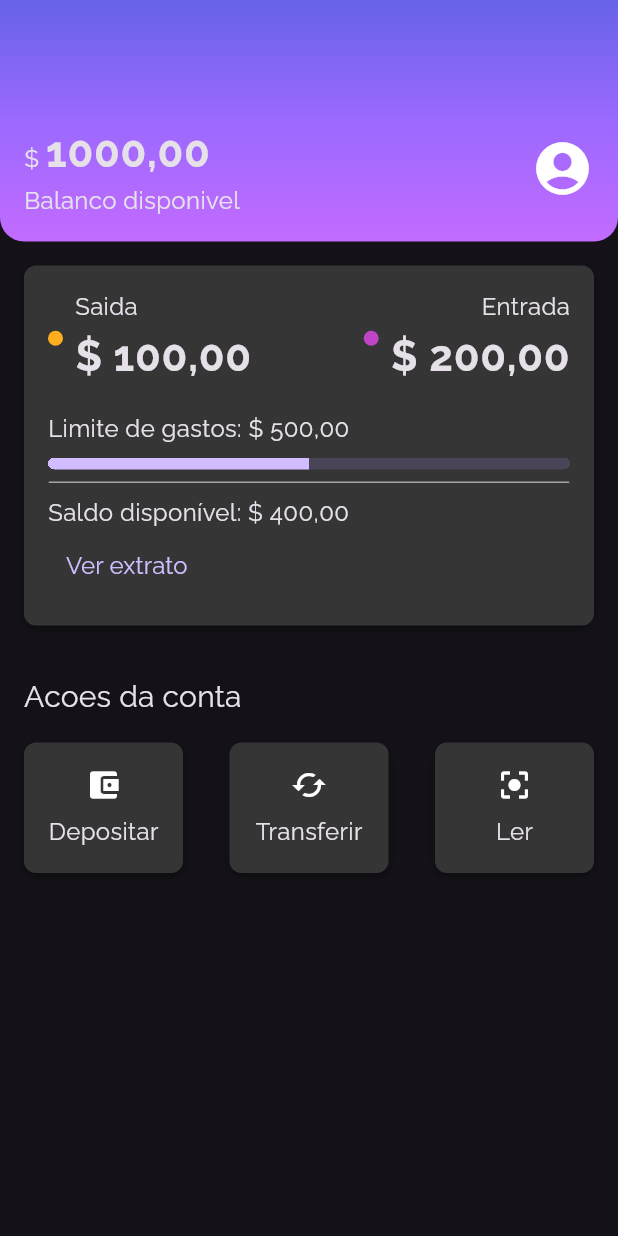
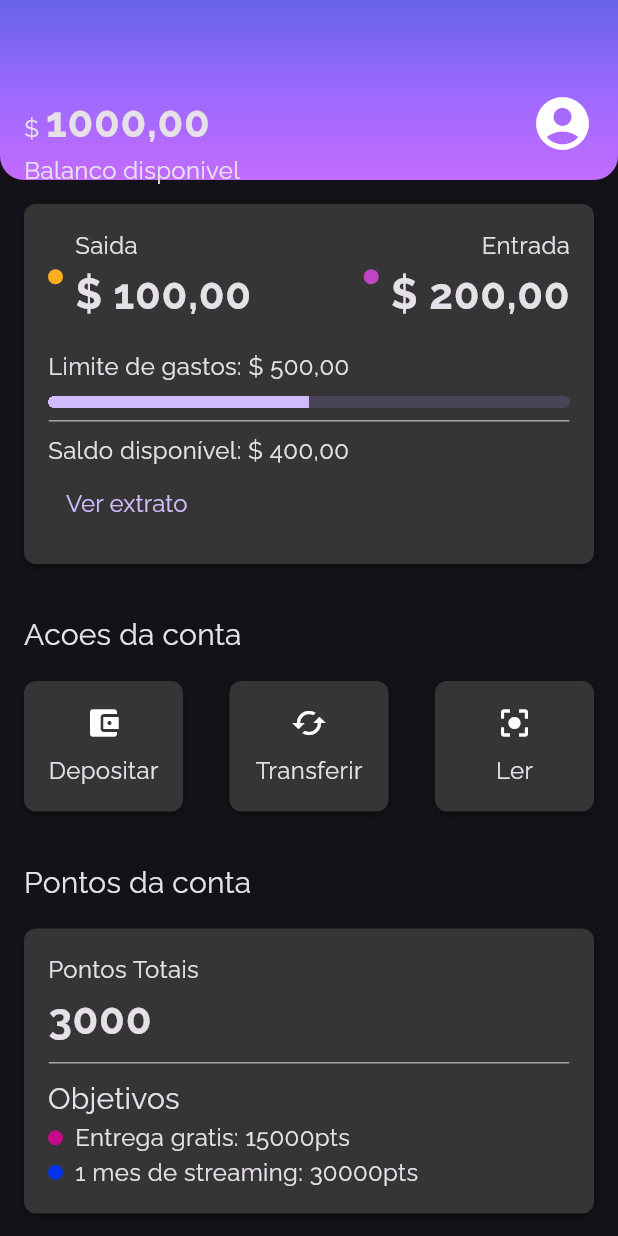
Before and after one commit to alandlan/alubank, a Flutter app: the screen it shows after launch, on a phone screen of 412 x 824 dp. Run offline on Flutter 3.47's test engine with Material 3 defaults, Android fonts, the phone set to English and light mode, and no system bars.

Commit message:
ajust header

```diff
--- /dev/null
+++ b/alubank/lib/components/sections/account_points.dart
@@ -0,0 +1,69 @@
+import 'package:alubank/components/box_card.dart';
+import 'package:alubank/components/color_dot.dart';
+import 'package:alubank/components/content_division.dart';
+import 'package:alubank/themes/theme_colors.dart';
+import 'package:flutter/material.dart';
+
+class AccountPoints extends StatelessWidget {
+  const AccountPoints({super.key});
+
+  @override
+  Widget build(BuildContext context) {
+    return Padding(
+      padding: const EdgeInsets.all(16.0),
+      child: Column(
+        crossAxisAlignment: CrossAxisAlignment.start,
+        children: [
+          Padding(
+            padding: const EdgeInsets.only(bottom: 16),
+            child: Text(
+              'Pontos da conta',
+              style: Theme.of(context).textTheme.titleMedium,
+            ),
+          ),
+          BoxCard(boxContent: _AccountPointContent())
+        ],
+      ),
+    );
+  }
+}
+
+class _AccountPointContent extends StatelessWidget {
+  const _AccountPointContent({super.key});
+
+  @override
+  Widget build(BuildContext context) {
+    return Column(
+      crossAxisAlignment: CrossAxisAlignment.start,
+      children: [
+        Text('Pontos Totais'),
+        Text('3000', style: Theme.of(context).textTheme.bodyLarge),
+        Padding(
+          padding: const EdgeInsets.only(top: 8, bottom: 8),
+          child: ContentDivision(),
+        ),
+        Text('Objetivos', style: Theme.of(context).textTheme.titleMedium),
+        Row(
+          mainAxisAlignment: MainAxisAlignment.start,
+          children: [
+            Padding(
+              padding: const EdgeInsets.only(right: 8),
+              child: ColorDot(color: ThemeColors.recentActivity['delivery']),
+            ),
+            Text('Entrega gratis: 15000pts', style: Theme.of(context).textTheme.bodyMedium),
+          ],
+        ),
+        Row(
+          mainAxisAlignment: MainAxisAlignment.start,
+          children: [
+            Padding(
+              padding: const EdgeInsets.only(right: 8),
+              child: ColorDot(color: ThemeColors.recentActivity['streaming']),
+            ),
+            Text('1 mes de streaming: 30000pts', style: Theme.of(context).textTheme.bodyMedium),
+          ],
+        )
+      ],
+    );
+  }
+}
--- a/alubank/lib/components/sections/header.dart
+++ b/alubank/lib/components/sections/header.dart
@@ -19,11 +19,12 @@ class Header extends StatelessWidget {
         ),
       ),
       child: Padding(
-        padding: const EdgeInsets.fromLTRB(16, 80, 16, 16),
+        padding: const EdgeInsets.fromLTRB(16, 60, 16, 16),
         child: Row(
           mainAxisAlignment: MainAxisAlignment.spaceBetween,
           children: [
             Column(
+              mainAxisAlignment: MainAxisAlignment.center,
               crossAxisAlignment: CrossAxisAlignment.start,
               children: [
                 // Text('\$ 1000,00',style: TextStyle(fontSize: 28,fontWeight: FontWeight.bold),),
--- a/alubank/lib/screens/home.dart
+++ b/alubank/lib/screens/home.dart
@@ -1,3 +1,4 @@
+import 'package:alubank/components/sections/account_points.dart';
 import 'package:alubank/components/sections/account_sections.dart';
 import 'package:alubank/components/sections/header.dart';
 import 'package:alubank/components/sections/recent_activity.dart';
@@ -8,14 +9,28 @@ class Home extends StatelessWidget {
 
   @override
   Widget build(BuildContext context) {
-    return const Scaffold(
-      body: Column(
-        children: <Widget>[
-          Header(),
+    return Scaffold(
+      appBar: _CustomPreferedWidget(),
+      body:
+          ListView(
+        children: const <Widget>[
           RecentActivity(),
           AccoutActions(),
+          AccountPoints(),
         ],
       ),
     );
   }
 }
+
+class _CustomPreferedWidget extends StatelessWidget implements PreferredSizeWidget {
+
+  @override
+  Size get preferredSize => const Size.fromHeight(120);
+
+  @override
+  Widget build(BuildContext context) {
+    return Header(); // Your custom widget implementation.
+  }
+
+}
--- a/alubank/lib/themes/theme_colors.dart
+++ b/alubank/lib/themes/theme_colors.dart
@@ -10,6 +10,9 @@ class ThemeColors {
   static const recentActivity = {
     'spent': Color.fromRGBO(255, 175, 29, 1),
     'income': Color.fromRGBO(191, 69, 198, 1),
+    'delivery': Color.fromRGBO(196, 11, 137, 1),
+    'streaming': Color.fromRGBO(5, 50, 232, 1),
+
   };
   static const division = Color.fromRGBO(166, 166, 166, 1);
   static const cardColor = Color.fromRGBO(54, 53, 53, 1);
```
